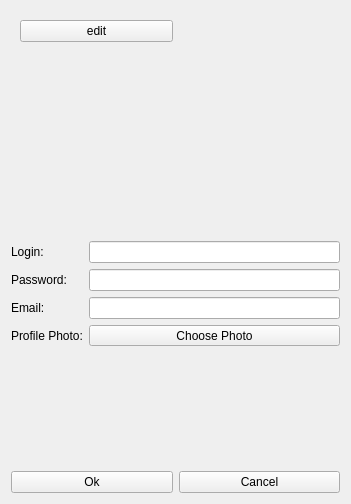
Above: ui/ui_files/joinWidget.ui from StanislavAntunovich/GearMess before the change. Below: the same form after it.
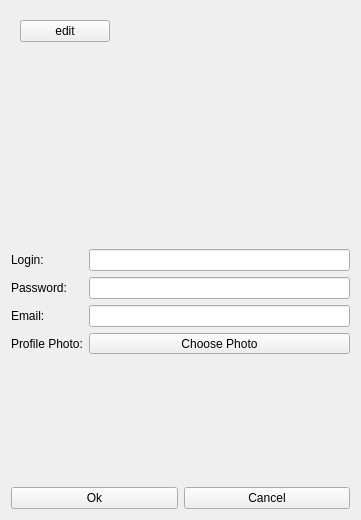
That is the form after the change.

Commit message: окно масштабируемо

```diff
--- a/ui/ui_files/joinWidget.ui
+++ b/ui/ui_files/joinWidget.ui
@@ -6,8 +6,8 @@
    <rect>
     <x>0</x>
     <y>0</y>
-    <width>351</width>
-    <height>504</height>
+    <width>361</width>
+    <height>520</height>
    </rect>
   </property>
   <property name="windowTitle">
@@ -24,19 +24,6 @@
         </property>
        </widget>
       </item>
-      <item row="0" column="1">
-       <spacer name="horizontalSpacer">
-        <property name="orientation">
-         <enum>Qt::Horizontal</enum>
-        </property>
-        <property name="sizeHint" stdset="0">
-         <size>
-          <width>147</width>
-          <height>20</height>
-         </size>
-        </property>
-       </spacer>
-      </item>
       <item row="1" column="0">
        <spacer name="horizontalSpacer_2">
         <property name="orientation">
@@ -44,13 +31,39 @@
         </property>
         <property name="sizeHint" stdset="0">
          <size>
+          <width>90</width>
+          <height>17</height>
+         </size>
+        </property>
+       </spacer>
+      </item>
+      <item row="0" column="2">
+       <spacer name="horizontalSpacer">
+        <property name="orientation">
+         <enum>Qt::Horizontal</enum>
+        </property>
+        <property name="sizeHint" stdset="0">
+         <size>
+          <width>147</width>
+          <height>20</height>
+         </size>
+        </property>
+       </spacer>
+      </item>
+      <item row="0" column="1">
+       <spacer name="horizontalSpacer_3">
+        <property name="orientation">
+         <enum>Qt::Horizontal</enum>
+        </property>
+        <property name="sizeHint" stdset="0">
+         <size>
           <width>40</width>
           <height>20</height>
          </size>
         </property>
        </spacer>
       </item>
-      <item row="1" column="1">
+      <item row="1" column="1" colspan="2">
        <widget class="QLabel" name="photoLabel">
         <property name="text">
          <string/>
```
